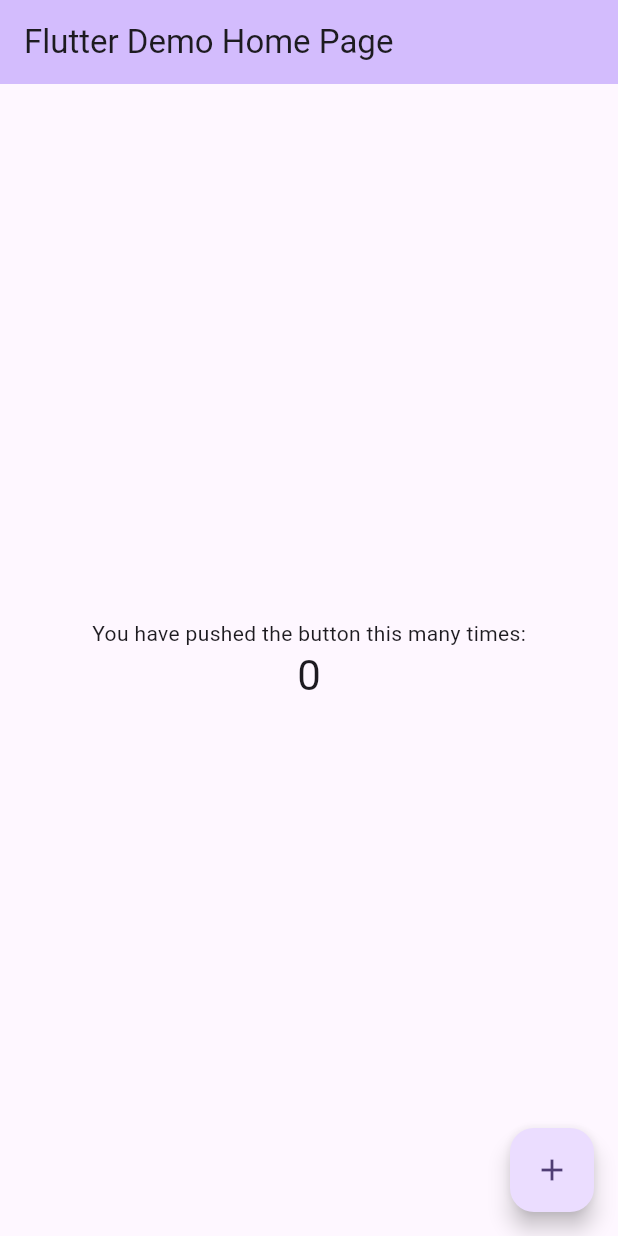
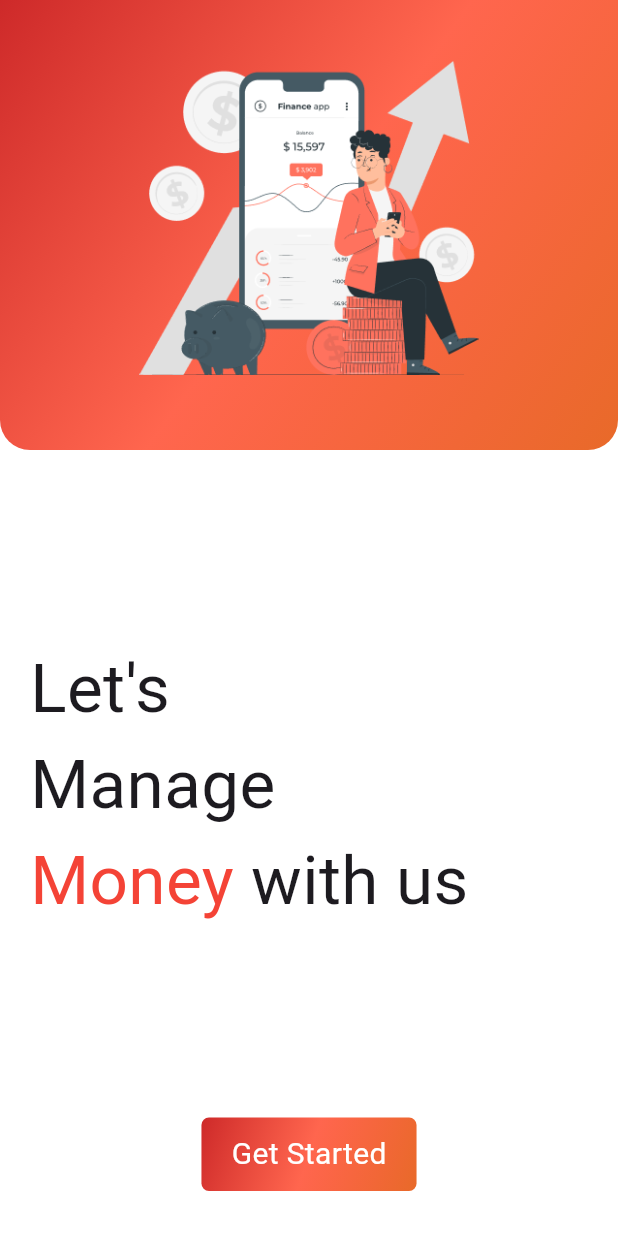
Before and after one commit to frchrist/manage_money_flutter, a Flutter app: the screen it shows after launch, on a phone screen of 412 x 824 dp. Run offline on Flutter 3.47's test engine with Material 2 defaults, Android fonts, the phone set to English and light mode, and no system bars.

Commit message:
design get getstarted page

```diff
--- /dev/null
+++ b/lib/constants.dart
@@ -0,0 +1,6 @@
+import 'package:flutter/material.dart';
+
+const kBoxLinearGradient = LinearGradient(
+    colors: [Color.fromARGB(224, 199, 12, 12), Color.fromARGB(210, 255, 69, 40), Color(0XFFE86A29)],
+    begin: Alignment.topLeft,
+    end: Alignment.bottomRight);
--- a/lib/main.dart
+++ b/lib/main.dart
@@ -1,4 +1,5 @@
 import 'package:flutter/material.dart';
+import 'package:manage_moyen/pages/get_started.dart';
 
 void main() {
   runApp(const MyApp());
@@ -6,120 +7,16 @@ void main() {
 
 class MyApp extends StatelessWidget {
   const MyApp({super.key});
-
-  // This widget is the root of your application.
   @override
   Widget build(BuildContext context) {
     return MaterialApp(
-      title: 'Flutter Demo',
+      title: 'Money Management',
+      debugShowCheckedModeBanner: false,
       theme: ThemeData(
-        // This is the theme of your application.
-        //
-        // TRY THIS: Try running your application with "flutter run". You'll see
-        // the application has a blue toolbar. Then, without quitting the app,
-        // try changing the seedColor in the colorScheme below to Colors.green
-        // and then invoke "hot reload" (save your changes or press the "hot
-        // reload" button in a Flutter-supported IDE, or press "r" if you used
-        // the command line to start the app).
-        //
-        // Notice that the counter didn't reset back to zero; the application
-        // state is not lost during the reload. To reset the state, use hot
-        // restart instead.
-        //
-        // This works for code too, not just values: Most code changes can be
-        // tested with just a hot reload.
         colorScheme: ColorScheme.fromSeed(seedColor: Colors.deepPurple),
         useMaterial3: true,
       ),
-      home: const MyHomePage(title: 'Flutter Demo Home Page'),
+      home: const GetStartedPage(),
     );
   }
 }
-
-class MyHomePage extends StatefulWidget {
-  const MyHomePage({super.key, required this.title});
-
-  // This widget is the home page of your application. It is stateful, meaning
-  // that it has a State object (defined below) that contains fields that affect
-  // how it looks.
-
-  // This class is the configuration for the state. It holds the values (in this
-  // case the title) provided by the parent (in this case the App widget) and
-  // used by the build method of the State. Fields in a Widget subclass are
-  // always marked "final".
-
-  final String title;
-
-  @override
-  State<MyHomePage> createState() => _MyHomePageState();
-}
-
-class _MyHomePageState extends State<MyHomePage> {
-  int _counter = 0;
-
-  void _incrementCounter() {
-    setState(() {
-      // This call to setState tells the Flutter framework that something has
-      // changed in this State, which causes it to rerun the build method below
-      // so that the display can reflect the updated values. If we changed
-      // _counter without calling setState(), then the build method would not be
-      // called again, and so nothing would appear to happen.
-      _counter++;
-    });
-  }
-
-  @override
-  Widget build(BuildContext context) {
-    // This method is rerun every time setState is called, for instance as done
-    // by the _incrementCounter method above.
-    //
-    // The Flutter framework has been optimized to make rerunning build methods
-    // fast, so that you can just rebuild anything that needs updating rather
-    // than having to individually change instances of widgets.
-    return Scaffold(
-      appBar: AppBar(
-        // TRY THIS: Try changing the color here to a specific color (to
-        // Colors.amber, perhaps?) and trigger a hot reload to see the AppBar
-        // change color while the other colors stay the same.
-        backgroundColor: Theme.of(context).colorScheme.inversePrimary,
-        // Here we take the value from the MyHomePage object that was created by
-        // the App.build method, and use it to set our appbar title.
-        title: Text(widget.title),
-      ),
-      body: Center(
-        // Center is a layout widget. It takes a single child and positions it
-        // in the middle of the parent.
-        child: Column(
-          // Column is also a layout widget. It takes a list of children and
-          // arranges them vertically. By default, it sizes itself to fit its
-          // children horizontally, and tries to be as tall as its parent.
-          //
-          // Column has various properties to control how it sizes itself and
-          // how it positions its children. Here we use mainAxisAlignment to
-          // center the children vertically; the main axis here is the vertical
-          // axis because Columns are vertical (the cross axis would be
-          // horizontal).
-          //
-          // TRY THIS: Invoke "debug painting" (choose the "Toggle Debug Paint"
-          // action in the IDE, or press "p" in the console), to see the
-          // wireframe for each widget.
-          mainAxisAlignment: MainAxisAlignment.center,
-          children: <Widget>[
-            const Text(
-              'You have pushed the button this many times:',
-            ),
-            Text(
-              '$_counter',
-              style: Theme.of(context).textTheme.headlineMedium,
-            ),
-          ],
-        ),
-      ),
-      floatingActionButton: FloatingActionButton(
-        onPressed: _incrementCounter,
-        tooltip: 'Increment',
-        child: const Icon(Icons.add),
-      ), // This trailing comma makes auto-formatting nicer for build methods.
-    );
-  }
-}
--- /dev/null
+++ b/lib/pages/get_started.dart
@@ -0,0 +1,83 @@
+import "package:flutter/material.dart";
+import "package:manage_moyen/constants.dart";
+
+class GetStartedPage extends StatelessWidget {
+  const GetStartedPage({super.key});
+
+  @override
+  Widget build(BuildContext context) {
+    return Scaffold(
+      body: Container(
+        color: Colors.white,
+        child: Column(
+            mainAxisAlignment: MainAxisAlignment.spaceBetween,
+            children: [
+              Container(
+                height: 300,
+                width: double.infinity,
+                decoration: const BoxDecoration(
+                  gradient: kBoxLinearGradient,
+                  borderRadius: BorderRadius.only(
+                    bottomLeft: Radius.circular(20),
+                    bottomRight: Radius.circular(20),
+                  ),
+                ),
+                child: Padding(
+                  padding: const EdgeInsets.only(top: 40, bottom: 50),
+                  child: Image.asset("assets/images/pana.png"),
+                ),
+              ),
+              const Padding(
+                padding: EdgeInsets.all(20.0),
+                child: Column(
+                  mainAxisAlignment: MainAxisAlignment.start,
+                  crossAxisAlignment: CrossAxisAlignment.stretch,
+                  children: [
+                    Text(
+                      "Let's",
+                      textAlign: TextAlign.start,
+                      style: TextStyle(
+                        fontSize: 45,
+                      ),
+                    ),
+                    Text(
+                      "Manage",
+                      style: TextStyle(fontSize: 45),
+                    ),
+                    Row(
+                      children: [
+                        Text(
+                          "Money",
+                          style: TextStyle(fontSize: 45, color: Colors.red),
+                        ),
+                        Text(
+                          " with us",
+                          style: TextStyle(fontSize: 45),
+                        ),
+                      ],
+                    )
+                  ],
+                ),
+              ),
+              Padding(
+                padding: const EdgeInsets.only(bottom: 30),
+                child: Container(
+                  padding:const EdgeInsets.symmetric(horizontal: 20, vertical: 10),
+                  decoration: BoxDecoration(
+                    gradient: kBoxLinearGradient,
+                    borderRadius: BorderRadius.circular(5),
+                  ),
+                  child: const Text(
+                    "Get Started",
+                    style: TextStyle(
+                      color: Colors.white,
+                      fontSize: 20,
+                    ),
+                  ),
+                ),
+              )
+            ]),
+      ),
+    );
+  }
+}
--- a/pubspec.yaml
+++ b/pubspec.yaml
@@ -59,8 +59,8 @@ flutter:
   uses-material-design: true
 
   # To add assets to your application, add an assets section, like this:
-  # assets:
-  #   - images/a_dot_burr.jpeg
+  assets:
+    - assets/images/
   #   - images/a_dot_ham.jpeg
 
   # An image asset can refer to one or more resolution-specific "variants", see
```
Also changed, not shown: assets/images/pana.png (added), lib/pages/finance_balance.dart (added).
